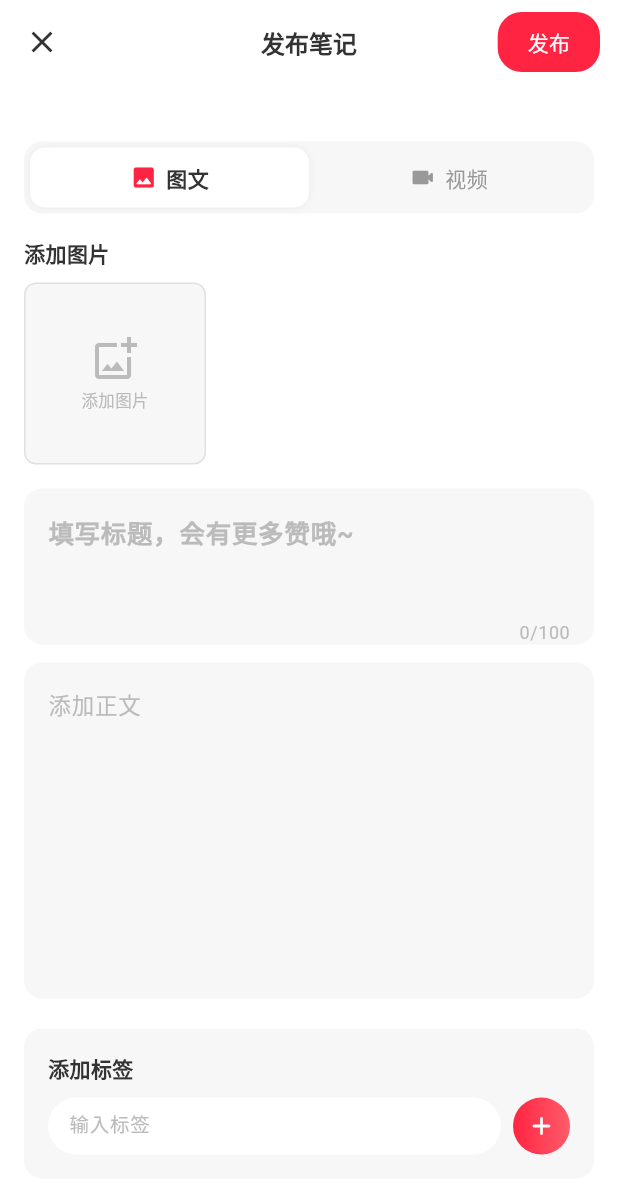
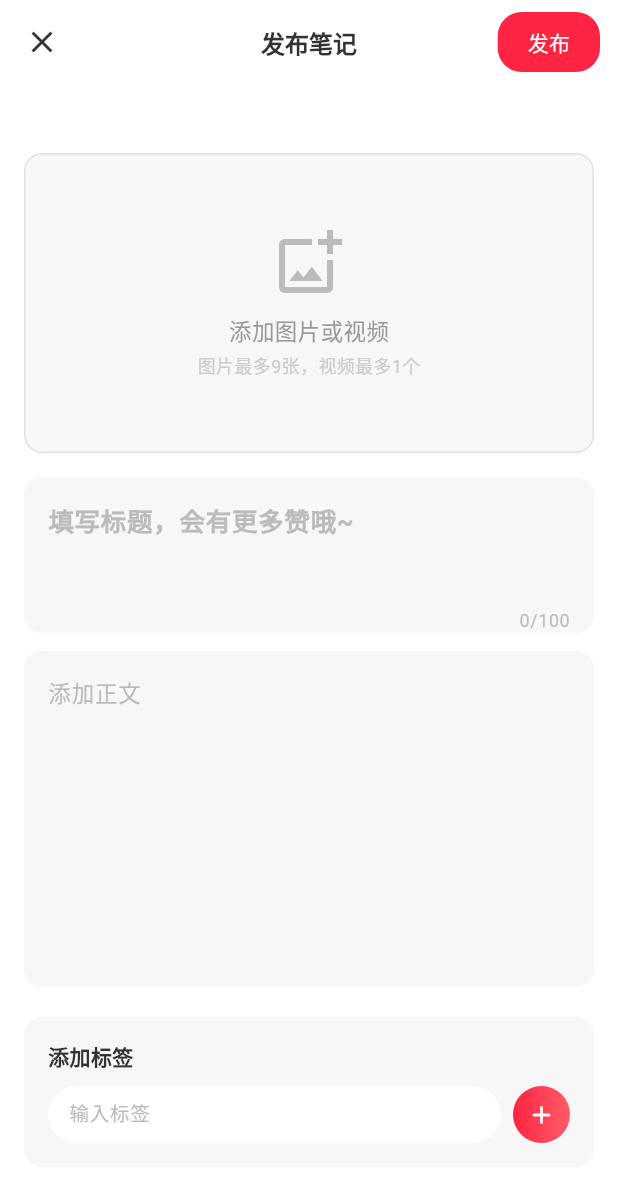
Before and after one commit to huddnyuesdi-cmd/yue-app, a Flutter app: the PublishPage screen opened directly, on a phone screen of 412 x 824 dp. Shown: the top 1194 px of the screen. Run offline on Flutter 3.47's test engine with Material 3 defaults, Android fonts, the phone set to English and light mode, and no system bars; our stand-ins replace dio, image_picker, open_filex, package_info_plus, permission_handler, shared_preferences; accounts and stored records are empty.

Commit message:
Merge video/image into unified media section, optimize tablet layout for publish page
- Remove separate 图文/视频 toggle tabs
- Create unified media grid for both images and video
- Add bottom sheet for choosing media type (image/video)
- Auto-detect post type based on media content
- Upload both images and video in publish flow
- Add responsive getPublishMaxWidth() and getMediaGridColumns() for tablet (2560x1600)
- Wider content area (680px) and 4-column grid on tablets

Co-authored-by: huddnyuesdi-cmd <262306562+huddnyuesdi-cmd@users.noreply.github.com>

```diff
--- a/yue_app/lib/config/layout_config.dart
+++ b/yue_app/lib/config/layout_config.dart
@@ -1,5 +1,17 @@
 class LayoutConfig {
   static const double maxFormWidth = 480;
+
+  static double getPublishMaxWidth(double screenWidth) {
+    if (screenWidth >= 1200) return 680;
+    if (screenWidth >= 768) return 600;
+    return 480;
+  }
+
+  static int getMediaGridColumns(double screenWidth) {
+    if (screenWidth >= 1200) return 4;
+    if (screenWidth >= 768) return 4;
+    return 3;
+  }
 
   static int getGridColumnCount(double width) {
     return 2;
--- a/yue_app/lib/pages/publish_page.dart
+++ b/yue_app/lib/pages/publish_page.dart
@@ -21,8 +21,9 @@ class _PublishPageState extends State<PublishPage> {
   File? _selectedVideo;
   bool _isPublishing = false;
   bool _isUploading = false;
-  int _postType = 1; // 1=图文, 2=视频
   final ImagePicker _picker = ImagePicker();
+
+  int get _postType => _selectedVideo != null ? 2 : 1;
 
   @override
   void dispose() {
@@ -75,6 +76,13 @@ class _PublishPageState extends State<PublishPage> {
   }
 
   Future<void> _pickVideo() async {
+    if (_selectedVideo != null) {
+      ScaffoldMessenger.of(context).showSnackBar(
+        const SnackBar(content: Text('最多只能选择1个视频')),
+      );
+      return;
+    }
+
     try {
       final pickedFile = await _picker.pickVideo(
         source: ImageSource.gallery,
@@ -106,15 +114,74 @@ class _PublishPageState extends State<PublishPage> {
     });
   }
 
-  void _switchPostType(int type) {
-    setState(() {
-      _postType = type;
-      if (type == 1) {
-        _selectedVideo = null;
-      } else {
-        _selectedImages.clear();
-      }
-    });
+  void _showAddMediaSheet() {
+    showModalBottomSheet(
+      context: context,
+      backgroundColor: Colors.white,
+      shape: const RoundedRectangleBorder(
+        borderRadius: BorderRadius.vertical(top: Radius.circular(16)),
+      ),
+      builder: (context) {
+        return SafeArea(
+          child: Padding(
+            padding: const EdgeInsets.symmetric(vertical: 12),
+            child: Column(
+              mainAxisSize: MainAxisSize.min,
+              children: [
+                Container(
+                  width: 36,
+                  height: 4,
+                  margin: const EdgeInsets.only(bottom: 16),
+                  decoration: BoxDecoration(
+                    color: const Color(0xFFE0E0E0),
+                    borderRadius: BorderRadius.circular(2),
+                  ),
+                ),
+                if (_selectedImages.length < 9)
+                  ListTile(
+                    leading: const Icon(Icons.image_rounded, color: Color(0xFFFF2442)),
+                    title: const Text('添加图片', style: TextStyle(fontSize: 15)),
+                    subtitle: Text('还可添加${9 - _selectedImages.length}张',
+                        style: const TextStyle(fontSize: 12, color: Color(0xFF999999))),
+                    onTap: () {
+                      Navigator.pop(context);
+                      _pickImages();
+                    },
+                  ),
+                if (_selectedVideo == null)
+                  ListTile(
+                    leading: const Icon(Icons.videocam_rounded, color: Color(0xFFFF2442)),
+                    title: const Text('添加视频', style: TextStyle(fontSize: 15)),
+                    subtitle: const Text('支持mp4、mov等格式，最长10分钟',
+                        style: TextStyle(fontSize: 12, color: Color(0xFF999999))),
+                    onTap: () {
+                      Navigator.pop(context);
+                      _pickVideo();
+                    },
+                  ),
+                const SizedBox(height: 8),
+                Padding(
+                  padding: const EdgeInsets.symmetric(horizontal: 16),
+                  child: SizedBox(
+                    width: double.infinity,
+                    child: TextButton(
+                      onPressed: () => Navigator.pop(context),
+                      style: TextButton.styleFrom(
+                        backgroundColor: const Color(0xFFF7F7F8),
+                        padding: const EdgeInsets.symmetric(vertical: 12),
+                        shape: RoundedRectangleBorder(borderRadius: BorderRadius.circular(24)),
+                      ),
+                      child: const Text('取消',
+                          style: TextStyle(fontSize: 15, color: Color(0xFF666666))),
+                    ),
+                  ),
+                ),
+              ],
+            ),
+          ),
+        );
+      },
+    );
   }
 
   Future<void> _publish() async {
@@ -139,7 +206,7 @@ class _PublishPageState extends State<PublishPage> {
       String? videoUrl;
 
       // Upload images
-      if (_postType == 1 && _selectedImages.isNotEmpty) {
+      if (_selectedImages.isNotEmpty) {
         imageUrls = [];
         for (final imageFile in _selectedImages) {
           final url = await postService.uploadImage(imageFile.path);
@@ -148,7 +215,7 @@ class _PublishPageState extends State<PublishPage> {
       }
 
       // Upload video
-      if (_postType == 2 && _selectedVideo != null) {
+      if (_selectedVideo != null) {
         videoUrl = await postService.uploadVideo(_selectedVideo!.path);
       }
 
@@ -185,6 +252,10 @@ class _PublishPageState extends State<PublishPage> {
 
   @override
   Widget build(BuildContext context) {
+    final screenWidth = MediaQuery.of(context).size.width;
+    final publishMaxWidth = LayoutConfig.getPublishMaxWidth(screenWidth);
+    final gridColumns = LayoutConfig.getMediaGridColumns(screenWidth);
+
     return Scaffold(
       backgroundColor: Colors.white,
       appBar: AppBar(
@@ -221,18 +292,14 @@ class _PublishPageState extends State<PublishPage> {
       ),
       body: Center(
         child: ConstrainedBox(
-          constraints: const BoxConstraints(maxWidth: LayoutConfig.maxFormWidth),
+          constraints: BoxConstraints(maxWidth: publishMaxWidth),
           child: SingleChildScrollView(
             padding: const EdgeInsets.all(16),
             child: Column(
               crossAxisAlignment: CrossAxisAlignment.start,
               children: [
-            // Post type toggle
-            _buildPostTypeToggle(),
-            const SizedBox(height: 16),
-            // Media section
-            if (_postType == 1) _buildImageSection(),
-            if (_postType == 2) _buildVideoSection(),
+                // Unified media section
+                _buildMediaSection(gridColumns),
                 const SizedBox(height: 16),
                 // Title input
                 Container(
@@ -388,107 +455,64 @@ class _PublishPageState extends State<PublishPage> {
     );
   }
 
-  Widget _buildPostTypeToggle() {
-    return Container(
+  Widget _buildMediaSection(int gridColumns) {
+    // Build list of media items: images first, then video
+    final List<_MediaItem> mediaItems = [];
+
+    for (int i = 0; i < _selectedImages.length; i++) {
+      mediaItems.add(_MediaItem(type: _MediaType.image, index: i));
+    }
+
+    if (_selectedVideo != null) {
+      mediaItems.add(_MediaItem(type: _MediaType.video, index: 0));
+    }
+
+    final bool showAddButton = _selectedImages.length < 9 || _selectedVideo == null;
+    final int itemCount = mediaItems.length + (showAddButton ? 1 : 0);
+
+    // Empty state - show large add area
+    if (mediaItems.isEmpty) {
+      return GestureDetector(
+        onTap: _showAddMediaSheet,
+        child: Container(
+          width: double.infinity,
+          height: 200,
           decoration: BoxDecoration(
             color: const Color(0xFFF7F7F8),
             borderRadius: BorderRadius.circular(12),
+            border: Border.all(color: const Color(0xFFE0E0E0), width: 1),
           ),
-      padding: const EdgeInsets.all(4),
-      child: Row(
-        children: [
-          Expanded(
-            child: GestureDetector(
-              onTap: () => _switchPostType(1),
-              child: Container(
-                padding: const EdgeInsets.symmetric(vertical: 10),
-                decoration: BoxDecoration(
-                  color: _postType == 1 ? Colors.white : Colors.transparent,
-                  borderRadius: BorderRadius.circular(10),
-                  boxShadow: _postType == 1
-                      ? [BoxShadow(color: Colors.black.withValues(alpha: 0.05), blurRadius: 4)]
-                      : null,
-                ),
-                child: Row(
+          child: const Column(
             mainAxisAlignment: MainAxisAlignment.center,
             children: [
-                    Icon(Icons.image_rounded,
-                        size: 18,
-                        color: _postType == 1 ? const Color(0xFFFF2442) : const Color(0xFF999999)),
-                    const SizedBox(width: 6),
-                    Text(
-                      '图文',
-                      style: TextStyle(
-                        fontSize: 14,
-                        fontWeight: _postType == 1 ? FontWeight.w600 : FontWeight.normal,
-                        color: _postType == 1 ? const Color(0xFF333333) : const Color(0xFF999999),
-                      ),
-                    ),
+              Icon(Icons.add_photo_alternate_outlined, size: 48, color: Color(0xFFBBBBBB)),
+              SizedBox(height: 10),
+              Text('添加图片或视频', style: TextStyle(fontSize: 15, color: Color(0xFF999999))),
+              SizedBox(height: 4),
+              Text('图片最多9张，视频最多1个', style: TextStyle(fontSize: 12, color: Color(0xFFCCCCCC))),
             ],
           ),
-              ),
-            ),
-          ),
-          Expanded(
-            child: GestureDetector(
-              onTap: () => _switchPostType(2),
-              child: Container(
-                padding: const EdgeInsets.symmetric(vertical: 10),
-                decoration: BoxDecoration(
-                  color: _postType == 2 ? Colors.white : Colors.transparent,
-                  borderRadius: BorderRadius.circular(10),
-                  boxShadow: _postType == 2
-                      ? [BoxShadow(color: Colors.black.withValues(alpha: 0.05), blurRadius: 4)]
-                      : null,
-                ),
-                child: Row(
-                  mainAxisAlignment: MainAxisAlignment.center,
-                  children: [
-                    Icon(Icons.videocam_rounded,
-                        size: 18,
-                        color: _postType == 2 ? const Color(0xFFFF2442) : const Color(0xFF999999)),
-                    const SizedBox(width: 6),
-                    Text(
-                      '视频',
-                      style: TextStyle(
-                        fontSize: 14,
-                        fontWeight: _postType == 2 ? FontWeight.w600 : FontWeight.normal,
-                        color: _postType == 2 ? const Color(0xFF333333) : const Color(0xFF999999),
-                      ),
-                    ),
-                  ],
-                ),
-              ),
-            ),
-          ),
-        ],
         ),
       );
     }
 
-  Widget _buildImageSection() {
     return Column(
       crossAxisAlignment: CrossAxisAlignment.start,
       children: [
-        const Text(
-          '添加图片',
-          style: TextStyle(fontSize: 14, fontWeight: FontWeight.w600, color: Color(0xFF333333)),
-        ),
-        const SizedBox(height: 10),
         GridView.builder(
           shrinkWrap: true,
           physics: const NeverScrollableScrollPhysics(),
-          gridDelegate: const SliverGridDelegateWithFixedCrossAxisCount(
-            crossAxisCount: 3,
+          gridDelegate: SliverGridDelegateWithFixedCrossAxisCount(
+            crossAxisCount: gridColumns,
             crossAxisSpacing: 8,
             mainAxisSpacing: 8,
           ),
-          itemCount: _selectedImages.length + (_selectedImages.length < 9 ? 1 : 0),
+          itemCount: itemCount,
           itemBuilder: (context, index) {
-            if (index == _selectedImages.length) {
+            if (index == mediaItems.length) {
               // Add button
               return GestureDetector(
-                onTap: _pickImages,
+                onTap: _showAddMediaSheet,
                 child: Container(
                   decoration: BoxDecoration(
                     color: const Color(0xFFF7F7F8),
@@ -498,15 +522,36 @@ class _PublishPageState extends State<PublishPage> {
                   child: const Column(
                     mainAxisAlignment: MainAxisAlignment.center,
                     children: [
-                      Icon(Icons.add_photo_alternate_outlined, size: 32, color: Color(0xFFBBBBBB)),
+                      Icon(Icons.add_rounded, size: 32, color: Color(0xFFBBBBBB)),
                       SizedBox(height: 4),
-                      Text('添加图片', style: TextStyle(fontSize: 11, color: Color(0xFFBBBBBB))),
+                      Text('添加', style: TextStyle(fontSize: 11, color: Color(0xFFBBBBBB))),
                     ],
                   ),
                 ),
               );
             }
-            // Image preview
+
+            final item = mediaItems[index];
+            if (item.type == _MediaType.image) {
+              return _buildImageItem(item.index);
+            } else {
+              return _buildVideoItem();
+            }
+          },
+        ),
+        Padding(
+          padding: const EdgeInsets.only(top: 8),
+          child: Text(
+            '图片 ${_selectedImages.length}/9'
+            '${_selectedVideo != null ? '  视频 1/1' : ''}',
+            style: const TextStyle(fontSize: 12, color: Color(0xFF999999)),
+          ),
+        ),
+      ],
+    );
+  }
+
+  Widget _buildImageItem(int index) {
     return Stack(
       children: [
         ClipRRect(
@@ -536,99 +581,40 @@ class _PublishPageState extends State<PublishPage> {
         ),
       ],
     );
-          },
-        ),
-        if (_selectedImages.isNotEmpty)
-          Padding(
-            padding: const EdgeInsets.only(top: 6),
-            child: Text(
-              '${_selectedImages.length}/9',
-              style: const TextStyle(fontSize: 12, color: Color(0xFF999999)),
-            ),
-          ),
-      ],
-    );
   }
 
-  Widget _buildVideoSection() {
-    if (_selectedVideo != null) {
-      return Column(
-        crossAxisAlignment: CrossAxisAlignment.start,
-        children: [
-          const Text(
-            '已选视频',
-            style: TextStyle(fontSize: 14, fontWeight: FontWeight.w600, color: Color(0xFF333333)),
-          ),
-          const SizedBox(height: 10),
-          Stack(
+  Widget _buildVideoItem() {
+    return Stack(
       children: [
         Container(
-                width: double.infinity,
-                height: 200,
           decoration: BoxDecoration(
             color: const Color(0xFF1A1A1A),
-                  borderRadius: BorderRadius.circular(12),
+            borderRadius: BorderRadius.circular(8),
           ),
           child: const Center(
             child: Column(
               mainAxisAlignment: MainAxisAlignment.center,
               children: [
-                      Icon(Icons.videocam_rounded, size: 48, color: Colors.white70),
-                      SizedBox(height: 8),
-                      Text('视频已选择', style: TextStyle(color: Colors.white70, fontSize: 14)),
+                Icon(Icons.videocam_rounded, size: 32, color: Colors.white70),
+                SizedBox(height: 4),
+                Text('视频', style: TextStyle(color: Colors.white70, fontSize: 11)),
               ],
             ),
           ),
         ),
         Positioned(
-                top: 8,
-                right: 8,
+          top: 4,
+          right: 4,
           child: GestureDetector(
             onTap: _removeVideo,
             child: Container(
-                    width: 28,
-                    height: 28,
+              width: 22,
+              height: 22,
               decoration: BoxDecoration(
                 color: Colors.black.withValues(alpha: 0.5),
                 shape: BoxShape.circle,
               ),
-                    child: const Icon(Icons.close, size: 16, color: Colors.white),
-                  ),
-                ),
-              ),
-            ],
-          ),
-        ],
-      );
-    }
-
-    return Column(
-      crossAxisAlignment: CrossAxisAlignment.start,
-      children: [
-        const Text(
-          '添加视频',
-          style: TextStyle(fontSize: 14, fontWeight: FontWeight.w600, color: Color(0xFF333333)),
-        ),
-        const SizedBox(height: 10),
-        GestureDetector(
-          onTap: _pickVideo,
-          child: Container(
-            width: double.infinity,
-            height: 160,
-            decoration: BoxDecoration(
-              color: const Color(0xFFF7F7F8),
-              borderRadius: BorderRadius.circular(12),
-              border: Border.all(color: const Color(0xFFE0E0E0), width: 1),
-            ),
-            child: const Column(
-              mainAxisAlignment: MainAxisAlignment.center,
-              children: [
-                Icon(Icons.video_call_rounded, size: 40, color: Color(0xFFBBBBBB)),
-                SizedBox(height: 8),
-                Text('点击选择视频', style: TextStyle(fontSize: 14, color: Color(0xFFBBBBBB))),
-                SizedBox(height: 4),
-                Text('支持mp4、mov等格式', style: TextStyle(fontSize: 12, color: Color(0xFFCCCCCC))),
-              ],
+              child: const Icon(Icons.close, size: 14, color: Colors.white),
             ),
           ),
         ),
@@ -636,3 +622,12 @@ class _PublishPageState extends State<PublishPage> {
     );
   }
 }
+
+enum _MediaType { image, video }
+
+class _MediaItem {
+  final _MediaType type;
+  final int index;
+
+  _MediaItem({required this.type, required this.index});
+}
```
Lines whose indentation alone changed are shown as unchanged.
